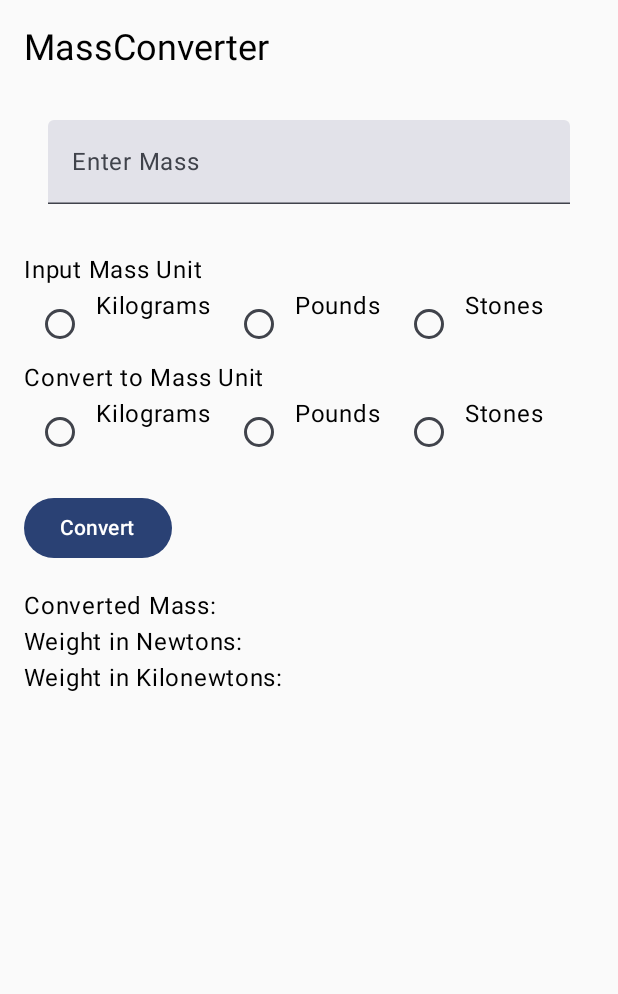
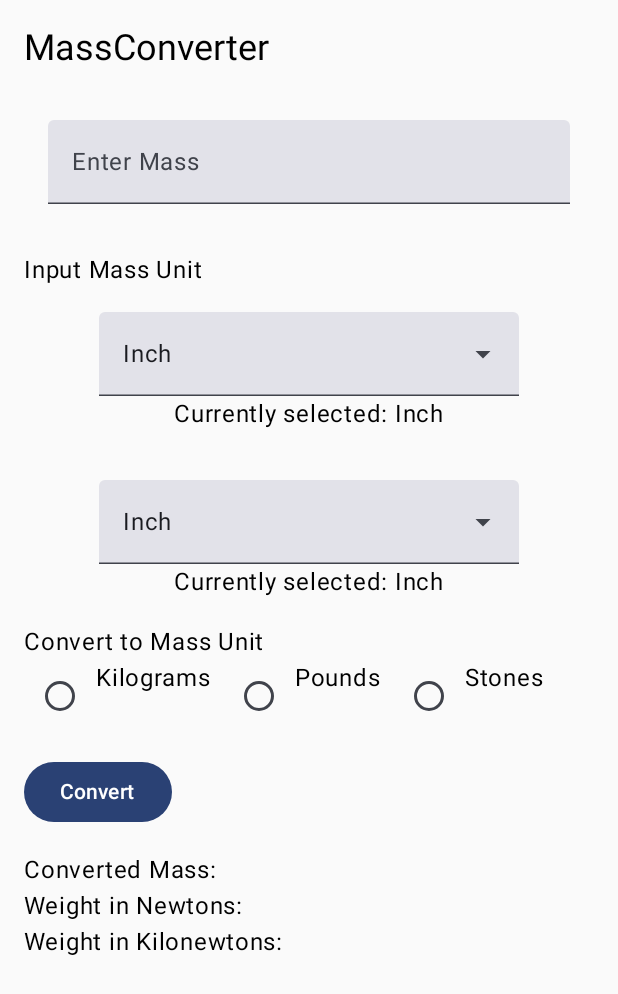
Before and after one commit to Vytautasmart/MassConverter, an Android app built with Jetpack Compose: the screen it shows after launch (MainActivity), on a phone screen of 412 x 824 dp. Shown: the top 994 px of the screen. Run offline under Robolectric (Android 15) with nearby library versions, the phone set to English and light mode, and no system bars.

Commit message:
Added custom Dropdown boxes that take input as a string, need to map the string values to integer values to convert.

```diff
--- a/app/src/main/java/com/uog/massconverter/MainActivity.kt
+++ b/app/src/main/java/com/uog/massconverter/MainActivity.kt
@@ -1,8 +1,6 @@
 package com.uog.massconverter
 
-import android.health.connect.datatypes.units.Mass
 import android.icu.text.NumberFormat
-import android.icu.util.Output
 import android.os.Bundle
 import android.widget.Toast
 import androidx.activity.ComponentActivity
@@ -18,6 +16,10 @@ import androidx.compose.foundation.layout.padding
 import androidx.compose.foundation.layout.width
 import androidx.compose.foundation.text.KeyboardOptions
 import androidx.compose.material3.Button
+import androidx.compose.material3.DropdownMenuItem
+import androidx.compose.material3.ExperimentalMaterial3Api
+import androidx.compose.material3.ExposedDropdownMenuBox
+import androidx.compose.material3.ExposedDropdownMenuDefaults
 import androidx.compose.material3.MaterialTheme
 import androidx.compose.material3.RadioButton
 import androidx.compose.material3.Text
@@ -27,6 +29,7 @@ import androidx.compose.runtime.getValue
 import androidx.compose.runtime.mutableStateOf
 import androidx.compose.runtime.remember
 import androidx.compose.runtime.setValue
+import androidx.compose.ui.Alignment
 import androidx.compose.ui.Modifier
 import androidx.compose.ui.platform.LocalContext
 import androidx.compose.ui.res.stringResource
@@ -88,19 +91,10 @@ class MainActivity : ComponentActivity() {
             Spacer(modifier = Modifier.height(16.dp))
 
             Text(text = "Input Mass Unit")
-            Row {
-                RadioButton(selected = inputMassUnit == "kg", onClick = { inputMassUnit = "kg" })
-                Text(text = "Kilograms")
-                Spacer(modifier = Modifier.width(8.dp))
+            Dropdown()
 
-                RadioButton(selected = inputMassUnit == "lbs", onClick = { inputMassUnit = "lbs" })
-                Text(text = "Pounds")
-                Spacer(modifier = Modifier.width(8.dp))
+            Dropdown()
 
-                RadioButton(selected = inputMassUnit == "st", onClick = { inputMassUnit = "st" })
-                Text(text = "Stones")
-
-            }
             Spacer(modifier = Modifier.width(16.dp))
 
             Text(text = "Convert to Mass Unit")
@@ -176,3 +170,54 @@ class MainActivity : ComponentActivity() {
         }
     }
 }
+
+
+@OptIn(ExperimentalMaterial3Api::class)
+@Composable
+fun Dropdown() {
+    val list  = listOf(
+        "Inch",
+        "foot",
+        "yard",
+        "mile"
+    )
+
+
+    var isExpanded by remember { mutableStateOf(false) }
+    var selectedText by remember { mutableStateOf(list[0])}
+
+    Column(
+        modifier = Modifier
+            .fillMaxWidth()
+            .padding(16.dp),
+        horizontalAlignment = Alignment.CenterHorizontally
+    ) {
+        ExposedDropdownMenuBox(
+            expanded = isExpanded,
+            onExpandedChange = { isExpanded = !isExpanded}
+        ){
+            TextField(
+                modifier = Modifier.menuAnchor(),
+                value = selectedText,
+                onValueChange = {},
+                readOnly = true,
+                trailingIcon = { ExposedDropdownMenuDefaults.TrailingIcon(expanded = isExpanded)}
+            )
+
+            ExposedDropdownMenu(expanded = isExpanded, onDismissRequest = {isExpanded = false}) {
+                list.forEachIndexed { index, text ->
+                    DropdownMenuItem(
+                        text = { Text(text = text)},
+                        onClick = {
+                            selectedText = list[index]
+                            isExpanded = false},
+                        contentPadding = ExposedDropdownMenuDefaults.ItemContentPadding
+                    )
+                }
+
+            }
+        }
+        Text(text = "Currently selected: $selectedText")
+
+    }
+}
```
